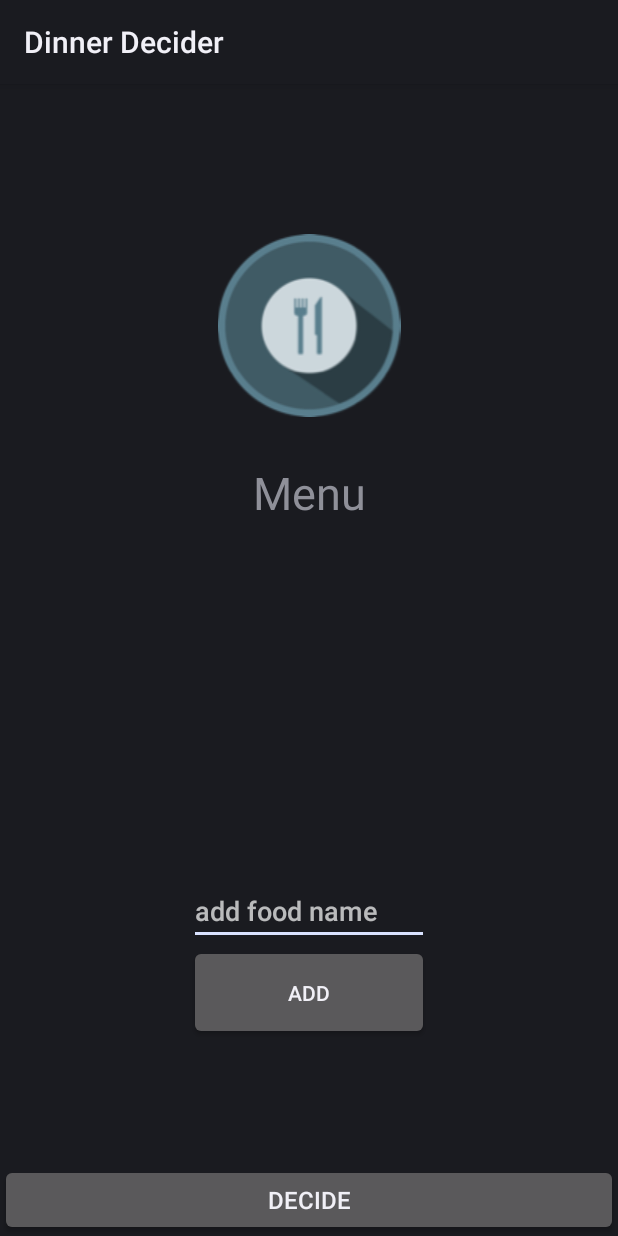
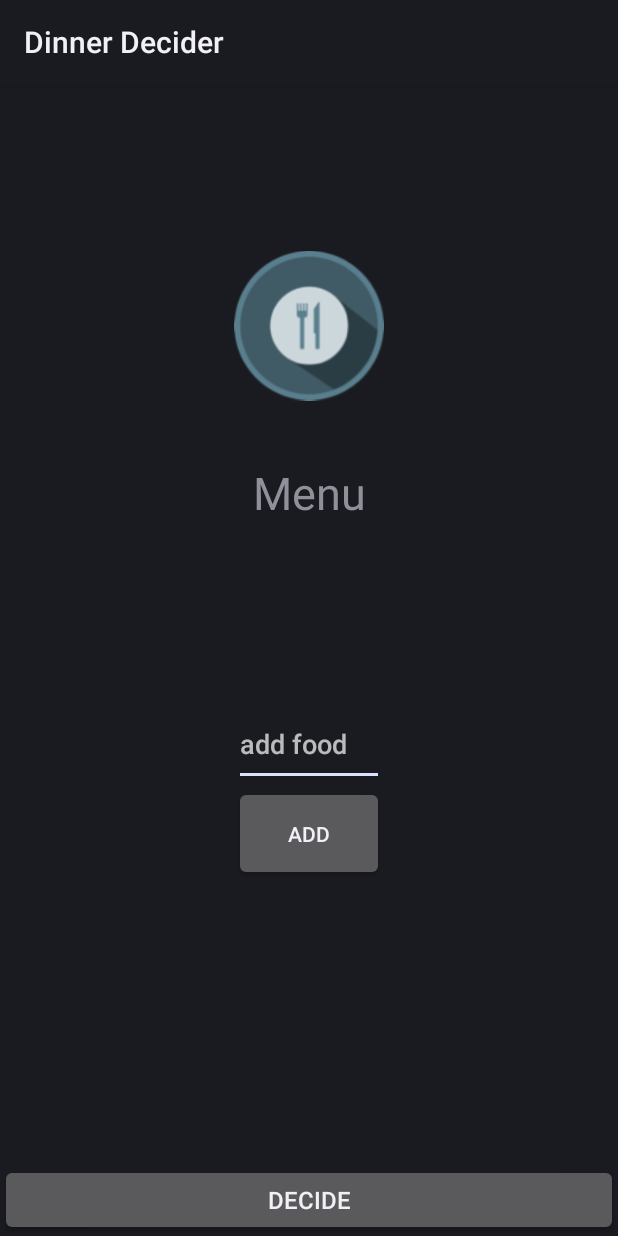
Before and after one commit to egy10/CS473, an Android app: the layout activity_main.xml on its own in the app's theme, with its tools: preview values and no code run, on a phone screen of 412 x 824 dp. Run offline under Robolectric (Android 15) with nearby library versions, the phone set to English and light mode, and no system bars.

Commit message:
Update activity_main.xml

```diff
--- a/DinnerDecider/app/src/main/res/layout/activity_main.xml
+++ b/DinnerDecider/app/src/main/res/layout/activity_main.xml
@@ -35,8 +35,6 @@
                 android:layout_marginTop="30dp"
                 android:layout_marginBottom="130dp"
                 android:gravity="center_horizontal"
-                android:lines="4"
-                android:maxLines="4"
                 android:text="Menu"
                 android:textAlignment="center"
                 android:textSize="30dp" />
@@ -49,7 +47,7 @@
 
             <Button
                 android:id="@+id/addFood"
-                android:layout_width="160dp"
+                android:layout_width="100dp"
                 android:layout_height="63dp"
                 android:onClick="addFood"
                 android:text="ADD" />
```
